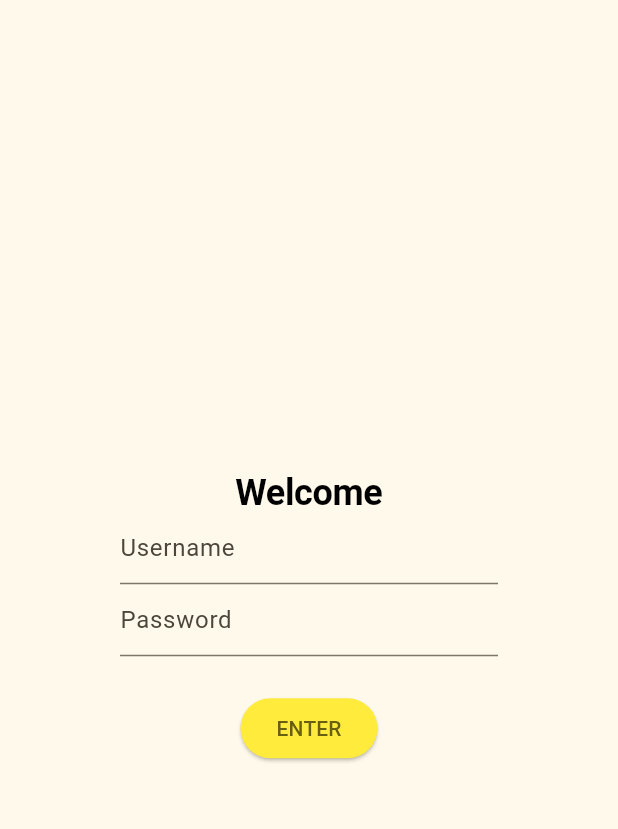
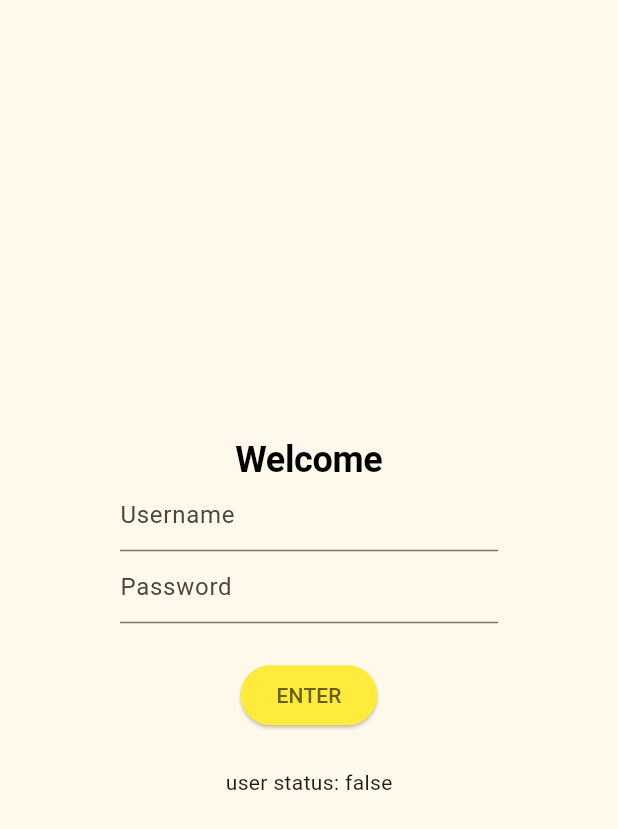
Before and after one commit to JoelBrown1/flutter_simple_state, a Flutter app: the screen it shows after launch, on a phone screen of 412 x 824 dp. Shown: the top 829 px of the screen. Run offline on Flutter 3.47's test engine with Material 2 defaults, Android fonts, the phone set to English and light mode, and no system bars; our stand-ins replace go_router; missing offline and left inert: window_size; Roboto replaces fonts that are missing (Corben).

Commit message:
adding user state

```diff
--- a/lib/main.dart
+++ b/lib/main.dart
@@ -14,6 +14,7 @@ import './screens/login.dart';
 
 import './models/cart_model.dart';
 import './models/catalog_model.dart';
+import './models/user_model.dart';
 
 void main() {
   setupWindow();
@@ -75,6 +76,7 @@ class MyApp extends StatelessWidget {
         // CartModel is implemented as a ChangeNotifier, which calls for the use
         // of ChangeNotifierProvider. Moreover, CartModel depends
         // on CatalogModel, so a ProxyProvider is needed.
+        ChangeNotifierProvider<User>(create: (context) => User()),
         ChangeNotifierProxyProvider<CatalogModel, CartModel>(
           create: (context) => CartModel(),
           update: (context, catalog, cart) {
--- /dev/null
+++ b/lib/models/user_model.dart
@@ -0,0 +1,14 @@
+import 'package:flutter/foundation.dart';
+
+class User extends ChangeNotifier {
+  bool _loggedIn = false;
+
+  bool get status => _loggedIn;
+
+  void loginStatus(bool status) {
+    debugPrint('state of user: $_loggedIn');
+    _loggedIn = !_loggedIn;
+
+    notifyListeners();
+  }
+}
--- a/lib/screens/login.dart
+++ b/lib/screens/login.dart
@@ -1,16 +1,30 @@
 import 'package:flutter/material.dart';
 import 'package:go_router/go_router.dart';
+import 'package:provider/provider.dart';
+
+import '../models/user_model.dart';
 
 class MyLogin extends StatelessWidget {
   const MyLogin({super.key});
 
   @override
   Widget build(BuildContext context) {
+    var user = context.watch<User>();
+    return Consumer<User>(
+      builder: (context, user, child) {
         return Scaffold(
           body: Center(
             child: Container(
               padding: const EdgeInsets.all(80.0),
-          child: Column(
+              child: user.status
+                  ? Column(
+                      mainAxisAlignment: MainAxisAlignment.center,
+                      children: [
+                        const Text('User status is...'),
+                        Text("signed in: ${user.status}"),
+                      ],
+                    )
+                  : Column(
                       mainAxisAlignment: MainAxisAlignment.center,
                       children: [
                         Text(
@@ -33,17 +47,24 @@ class MyLogin extends StatelessWidget {
                         ),
                         ElevatedButton(
                           onPressed: () {
-                  context.pushReplacement('/catalog');
+                            user.loginStatus(true);
+                            // context.pushReplacement('/catalog');
                           },
                           style: ElevatedButton.styleFrom(
                             backgroundColor: Colors.yellow,
                           ),
                           child: const Text('ENTER'),
-              )
+                        ),
+                        const SizedBox(
+                          height: 24,
+                        ),
+                        Text('user status: ${user.status}'),
                       ],
                     ),
             ),
           ),
         );
+      },
+    );
   }
 }
```
Lines whose indentation alone changed are shown as unchanged.
